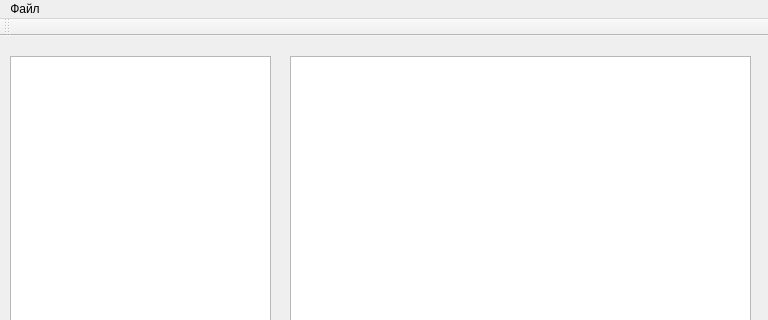
Qt form Contacts/mainwindow.ui (Artist13/NoteBook) before a commit; both pictures show x 0 to 768 and y 0 to 320 of the 768 by 487 pixel window.
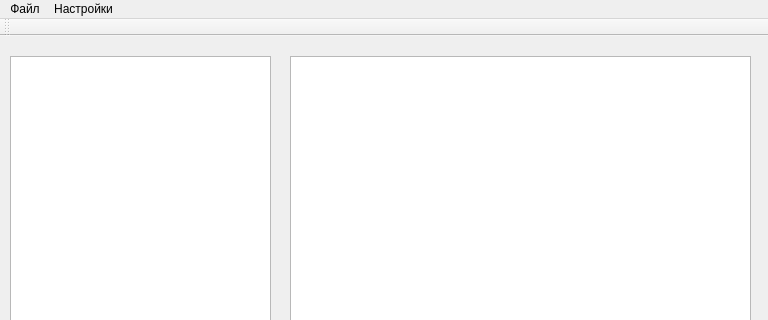
The same form after that commit.

The edit to the form file:
```diff
--- a/Contacts/mainwindow.ui
+++ b/Contacts/mainwindow.ui
@@ -116,7 +116,14 @@
     <addaction name="actionLoad"/>
     <addaction name="actionSave"/>
    </widget>
+   <widget class="QMenu" name="menu">
+    <property name="title">
+     <string>Настройки</string>
+    </property>
+    <addaction name="action"/>
+   </widget>
    <addaction name="menuFile"/>
+   <addaction name="menu"/>
   </widget>
   <widget class="QToolBar" name="mainToolBar">
    <attribute name="toolBarArea">
```
Left out of the diff: 5 changed lines with no effect on the pictures.
